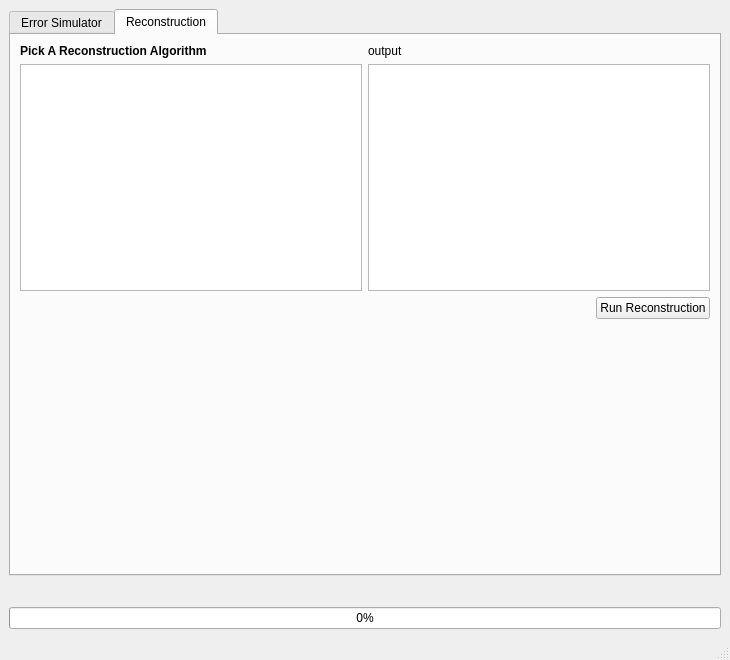
First picture: the form in dnaSimulator/dnaSimulator2.ui, repository oyerush/DNASimulator, before the edit.
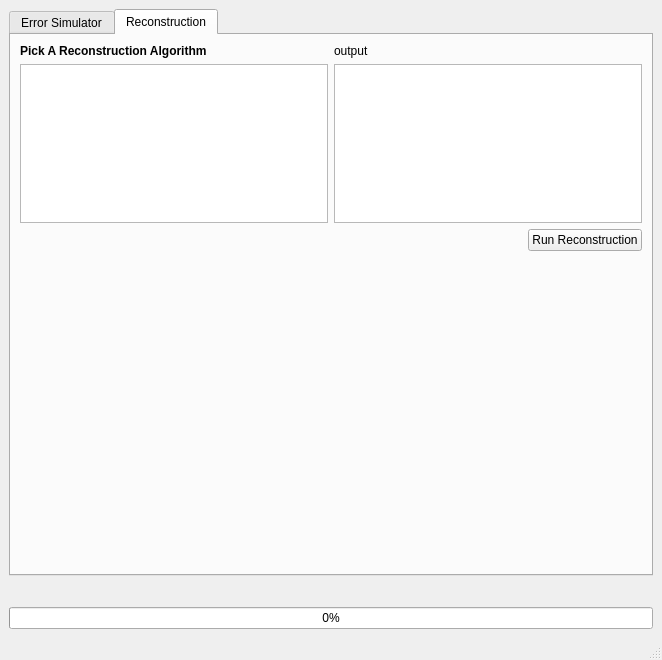
Second picture: the form after the edit. The open tabs and pages were chosen to show the change. Custom widgets are drawn as their Qt base class.

Commit message: added a load of the histogram image from pyplot

Patch:
```diff
--- a/dnaSimulator/dnaSimulator2.ui
+++ b/dnaSimulator/dnaSimulator2.ui
@@ -6,7 +6,7 @@
    <rect>
     <x>0</x>
     <y>0</y>
-    <width>730</width>
+    <width>662</width>
     <height>660</height>
    </rect>
   </property>
@@ -849,6 +849,26 @@
             </item>
            </layout>
           </item>
+          <item>
+           <layout class="QVBoxLayout" name="histo_img_verticalLayout">
+            <item>
+             <widget class="QLabel" name="histogram_img">
+              <property name="minimumSize">
+               <size>
+                <width>200</width>
+                <height>300</height>
+               </size>
+              </property>
+              <property name="text">
+               <string/>
+              </property>
+              <property name="scaledContents">
+               <bool>true</bool>
+              </property>
+             </widget>
+            </item>
+           </layout>
+          </item>
           <item>
            <spacer name="verticalSpacer_2">
             <property name="orientation">
```
Left out of the diff: 2 changed lines with no effect on the pictures. The commit also changes 3 other files.
